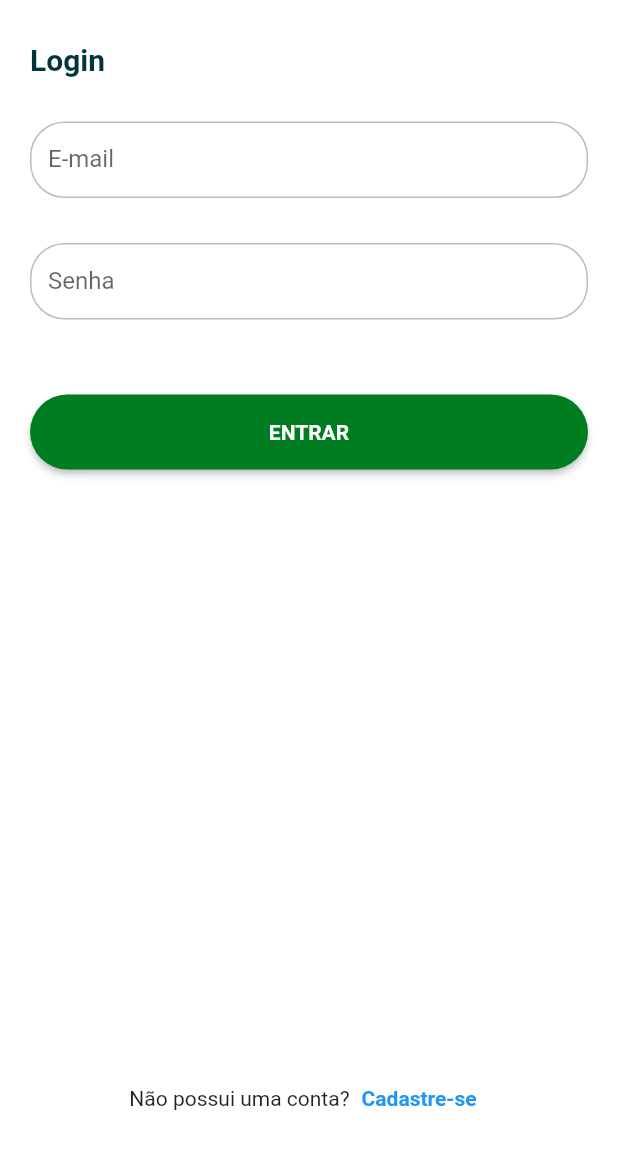
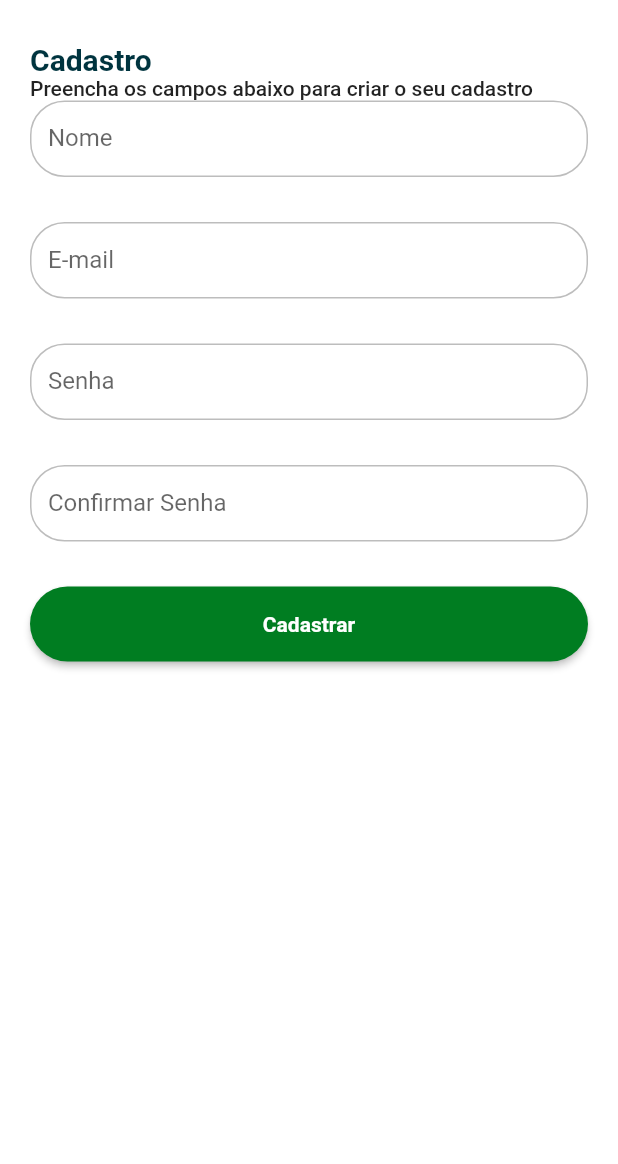
Before and after one commit to soapmactavish23/vakinha_burger_mobile, a Flutter app: the LoginPage screen opened by its route, after a tap on "Cadastre-se", on a phone screen of 412 x 824 dp, the part 72-1236 px from its top. Run offline on Flutter 3.47's test engine with Material 2 defaults, Android fonts, the phone set to English and light mode, and no system bars; our stand-ins replace get; Roboto replaces fonts that are missing (mplus1).

Commit message:
Register page

```diff
--- a/lib/app/modules/login/login_page.dart
+++ b/lib/app/modules/auth/login/login_page.dart
@@ -64,7 +64,9 @@ class LoginPage extends StatelessWidget {
                         children: [
                           const Text('Não possui uma conta?'),
                           TextButton(
-                            onPressed: () {},
+                            onPressed: () {
+                              Get.toNamed('/auth/register');
+                            },
                             child: const Text(
                               'Cadastre-se',
                               style: VakinhaUI.textBold,
--- /dev/null
+++ b/lib/app/modules/auth/register/register_page.dart
@@ -0,0 +1,81 @@
+import 'package:flutter/material.dart';
+import 'package:vakinha_burguer_mobile/app/core/ui/vakinha_ui.dart';
+import 'package:vakinha_burguer_mobile/app/core/ui/widgets/vakinha_appbar.dart';
+import 'package:vakinha_burguer_mobile/app/core/ui/widgets/vakinha_button.dart';
+import 'package:vakinha_burguer_mobile/app/core/ui/widgets/vakinha_textformfield.dart';
+import 'package:get/get.dart';
+import 'package:get/utils.dart';
+
+class RegisterPage extends StatelessWidget {
+  const RegisterPage({Key? key}) : super(key: key);
+
+  @override
+  Widget build(BuildContext context) {
+    return Scaffold(
+      appBar: VakinhaAppbar(
+        elevation: 0,
+      ),
+      backgroundColor: Colors.white,
+      body: SingleChildScrollView(
+        child: LayoutBuilder(
+          builder: (_, constraints) {
+            return IntrinsicHeight(
+              child: Padding(
+                padding: const EdgeInsets.all(20.0),
+                child: Form(
+                  child: Column(
+                    crossAxisAlignment: CrossAxisAlignment.start,
+                    children: [
+                      Text(
+                        'Cadastro',
+                        style: context.textTheme.headline6?.copyWith(
+                          fontWeight: FontWeight.bold,
+                          color: context.theme.primaryColorDark,
+                        ),
+                      ),
+                      Text(
+                        'Preencha os campos abaixo para criar o seu cadastro',
+                        style: context.textTheme.bodyText1,
+                      ),
+                      VakinhaTextformfield(
+                        label: 'Nome',
+                      ),
+                      const SizedBox(
+                        height: 30,
+                      ),
+                      VakinhaTextformfield(
+                        label: 'E-mail',
+                      ),
+                      const SizedBox(
+                        height: 30,
+                      ),
+                      VakinhaTextformfield(
+                        label: 'Senha',
+                      ),
+                      const SizedBox(
+                        height: 30,
+                      ),
+                      VakinhaTextformfield(
+                        label: 'Confirmar Senha',
+                      ),
+                      const SizedBox(
+                        height: 30,
+                      ),
+                      Center(
+                        child: VakinhaButton(
+                          width: context.width,
+                          label: 'Cadastrar',
+                          onPressed: () {},
+                        ),
+                      ),
+                    ],
+                  ),
+                ),
+              ),
+            );
+          },
+        ),
+      ),
+    );
+  }
+}
--- a/lib/app/routes/auth_routers.dart
+++ b/lib/app/routes/auth_routers.dart
@@ -1,5 +1,6 @@
 import 'package:get/get.dart';
-import 'package:vakinha_burguer_mobile/app/modules/login/login_page.dart';
+import 'package:vakinha_burguer_mobile/app/modules/auth/login/login_page.dart';
+import 'package:vakinha_burguer_mobile/app/modules/auth/register/register_page.dart';
 
 class AuthRouters {
   AuthRouters._();
@@ -8,6 +9,10 @@ class AuthRouters {
     GetPage(
       name: '/auth/login',
       page: () => const LoginPage(),
-    )
+    ),
+    GetPage(
+      name: '/auth/register',
+      page: () => const RegisterPage(),
+    ),
   ];
 }
```
